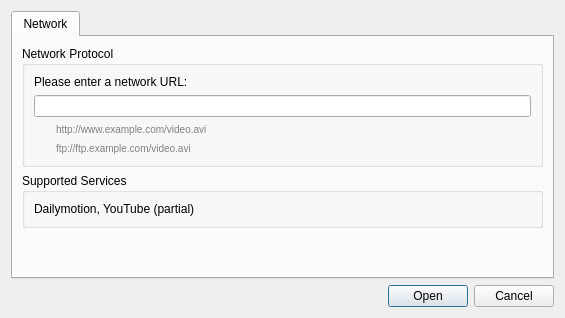
Old version of the form opendialog.ui in the repository labyrinthofdreams/screenpicker.
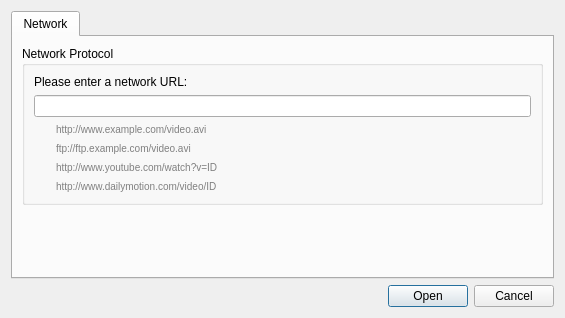
New version of the form.

Commit message: Add support for encrypted Youtube videos

```diff
--- a/opendialog.ui
+++ b/opendialog.ui
@@ -59,23 +59,27 @@
               </property>
              </widget>
             </item>
-           </layout>
-          </item>
-         </layout>
+            <item>
+             <widget class="QLabel" name="label_4">
+              <property name="styleSheet">
+               <string notr="true">margin-left: 20px; color: gray; font-size: 10px</string>
+              </property>
+              <property name="text">
+               <string>http://www.youtube.com/watch?v=ID</string>
+              </property>
         </widget>
        </item>
        <item>
-        <widget class="QGroupBox" name="groupBox_2">
-         <property name="title">
-          <string>Supported Services</string>
-         </property>
-         <layout class="QVBoxLayout" name="verticalLayout_3">
-          <item>
-           <widget class="QLabel" name="label_5">
+             <widget class="QLabel" name="label_6">
+              <property name="styleSheet">
+               <string notr="true">margin-left: 20px; color: gray; font-size: 10px</string>
+              </property>
             <property name="text">
-             <string>Dailymotion, YouTube (partial)</string>
-            </property>
-           </widget>
+               <string>http://www.dailymotion.com/video/ID</string>
+              </property>
+             </widget>
+            </item>
+           </layout>
           </item>
          </layout>
         </widget>
```
Lines whose indentation alone changed are shown as unchanged. The commit also changes 3 other files.
